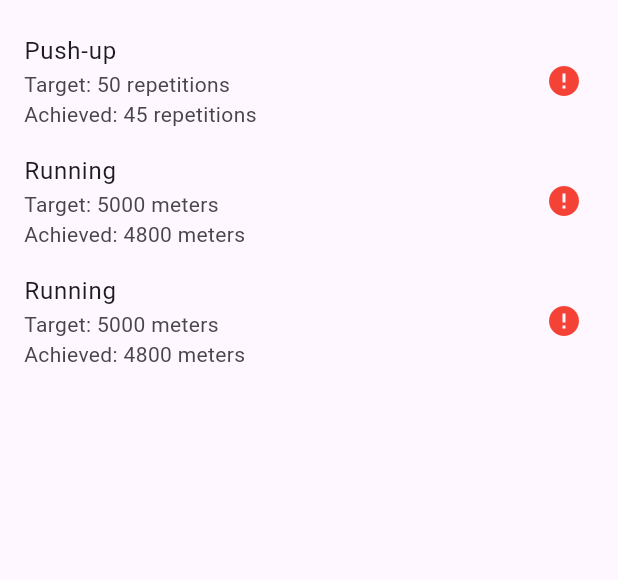
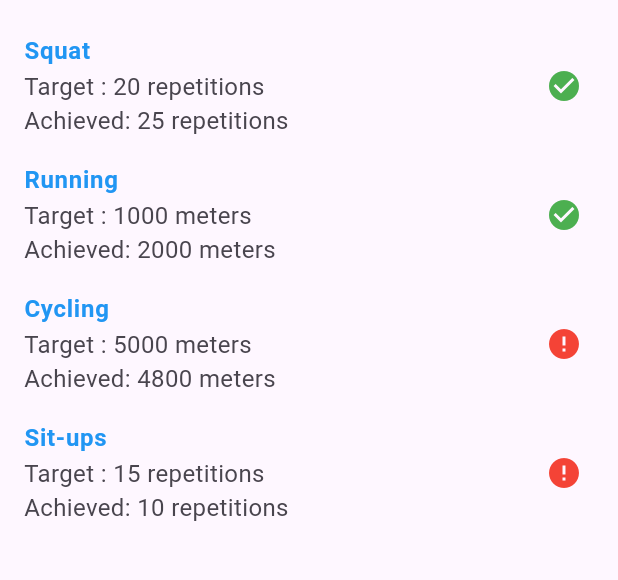
Before and after one commit to Nav0708/WorkoutApp, a Flutter app: the WorkoutDetails screen opened directly with sample values from the repository, on a phone screen of 412 x 824 dp, the part 63-643 px from its top. Run offline on Flutter 3.47's test engine with Material 3 defaults, Android fonts, the phone set to English and light mode, and no system bars.

Commit message:
commits for HW2

```diff
--- a/lib/model/data.dart
+++ b/lib/model/data.dart
@@ -3,53 +3,49 @@ import 'exercise_result.dart';
 import 'exercise.dart';
 
 final workout =[ Workout(
-  workoutDate: DateTime(2025, 1, 16),
+  workoutDate: DateTime(2025, 1, 1),
   exerciseResults: [
+    ExerciseResult(exercise: Exercise(exerciseName: 'Squat', targetOutput: 20, unitMeasurement: 'repetitions'),
+        achievedOutput: 25),
     ExerciseResult(
-      exercise: Exercise(
-        exerciseName: 'Push-up',
-        targetOutput: 50,
-        unitMeasurement: 'repetitions',
-      ),
-      achievedOutput: 45,
+      exercise: Exercise(exerciseName: 'Running', targetOutput: 1000, unitMeasurement: 'meters'),
+      achievedOutput: 2000,
     ),
     ExerciseResult(
-      exercise: Exercise(
-        exerciseName: 'Running',
-        targetOutput: 5000,
-        unitMeasurement: 'meters',
-      ),
+      exercise: Exercise(exerciseName: 'Cycling', targetOutput: 5000, unitMeasurement: 'meters'),
       achievedOutput: 4800,
     ),
     ExerciseResult(
-      exercise: Exercise(
-        exerciseName: 'Running',
-        targetOutput: 5000,
-        unitMeasurement: 'meters',
-      ),
-      achievedOutput: 4800,
+      exercise: Exercise(exerciseName: 'Sit-ups', targetOutput: 15, unitMeasurement: 'repetitions'),
+      achievedOutput: 10,
     ),
   ],
 ),
 Workout(
-  workoutDate: DateTime(2025, 1, 15),
+  workoutDate: DateTime(2025, 1, 2),
   exerciseResults: [
     ExerciseResult(
-      exercise: Exercise(
-        exerciseName: 'Push-up',
-        targetOutput: 50,
-        unitMeasurement: 'repetitions',
-      ),
-      achievedOutput: 50,
+      exercise: Exercise(exerciseName: 'Plank', targetOutput: 30, unitMeasurement: 'repetitions'),
+      achievedOutput: 40,
     ),
     ExerciseResult(
-      exercise: Exercise(
-        exerciseName: 'Push-up',
-        targetOutput: 50,
-        unitMeasurement: 'repetitions',
-      ),
-      achievedOutput: 110,
+      exercise: Exercise(exerciseName: 'Push-up', targetOutput: 20, unitMeasurement: 'repetitions'),
+      achievedOutput: 30,
     ),
   ]
-)
+),
+  Workout(
+      workoutDate: DateTime(2025, 1, 3),
+      exerciseResults: [
+        ExerciseResult(exercise: Exercise(exerciseName: 'Sit-ups', targetOutput: 50, unitMeasurement: 'repetitions'),
+          achievedOutput: 40,
+        ),
+        ExerciseResult(exercise: Exercise(exerciseName: 'Jogging', targetOutput: 800, unitMeasurement: 'meters'),
+          achievedOutput: 110,
+        ),
+        ExerciseResult(exercise: Exercise(exerciseName: 'Plank', targetOutput: 20, unitMeasurement: 'repetitions'),
+          achievedOutput: 10,
+        ),
+      ]
+  )
 ];
--- a/lib/workoutdetailspage.dart
+++ b/lib/workoutdetailspage.dart
@@ -15,12 +15,16 @@ class WorkoutDetails extends StatelessWidget {
           final result = workout.exerciseResults[index];
           final isSuccess = result.achievedOutput >=
               result.exercise.targetOutput;
-
+          print(result.exercise.exerciseName);
           return ListTile(
-            title: Text(result.exercise.exerciseName),
+            title: Text(result.exercise.exerciseName, style: TextStyle(
+              color: Colors.blue,
+              fontWeight: FontWeight.bold,
+            ),),
             subtitle: Text(
-              'Target: ${result.exercise.targetOutput} ${result.exercise.unitMeasurement}\n'
+              'Target : ${result.exercise.targetOutput} ${result.exercise.unitMeasurement}\n'
                   'Achieved: ${result.achievedOutput} ${result.exercise.unitMeasurement}',
+                style: TextStyle(fontSize: 16)
             ),
             trailing: Icon(
               isSuccess ? Icons.check_circle : Icons.error,
--- a/pubspec.yaml
+++ b/pubspec.yaml
@@ -30,6 +30,8 @@ environment:
 dependencies:
   flutter:
     sdk: flutter
+  intl: ^0.18.0
+  provider: ^6.0.5
 
   # The following adds the Cupertino Icons font to your application.
   # Use with the CupertinoIcons class for iOS style icons.
```
Also changed, not shown: lib/main.dart (+17 -2 lines), lib/model/workoutplan.dart (added, +23 -0 lines), lib/recentperformance.dart (added, +23 -0 lines), lib/workouthistorypage.dart (+41 -13 lines), lib/workoutprovider.dart (added, +15 -0 lines), lib/workoutrecordingpage.dart (added, +161 -0 lines), lib/workoutpage.dart (deleted), pubspec.lock, 3 other files.
